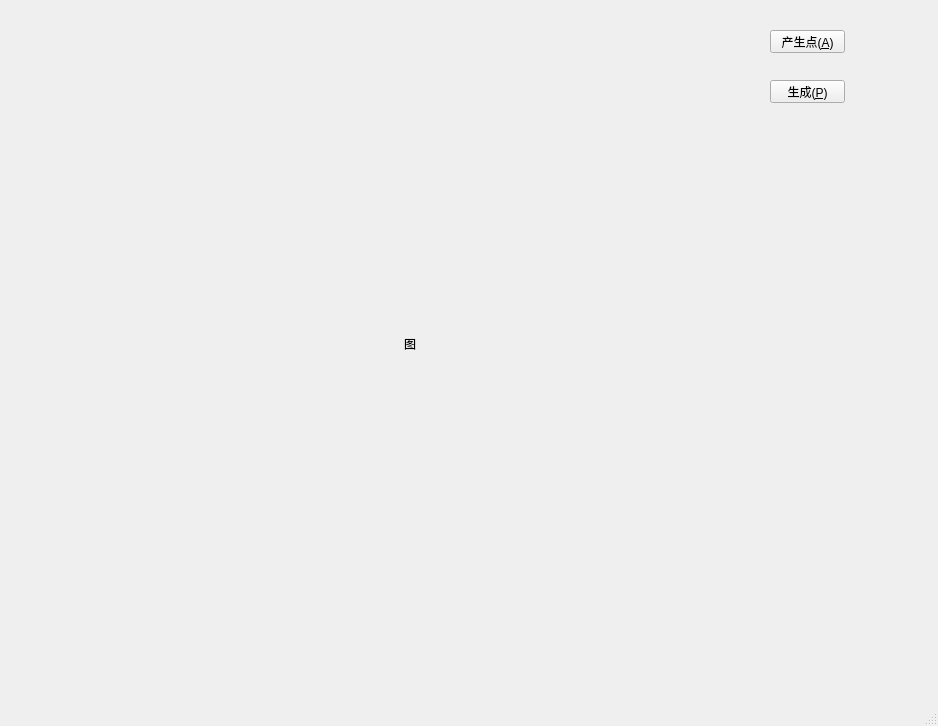
This is mainwindow.ui in gaowm001/delaunay as Qt 5 draws it before an edit. The edited form follows.
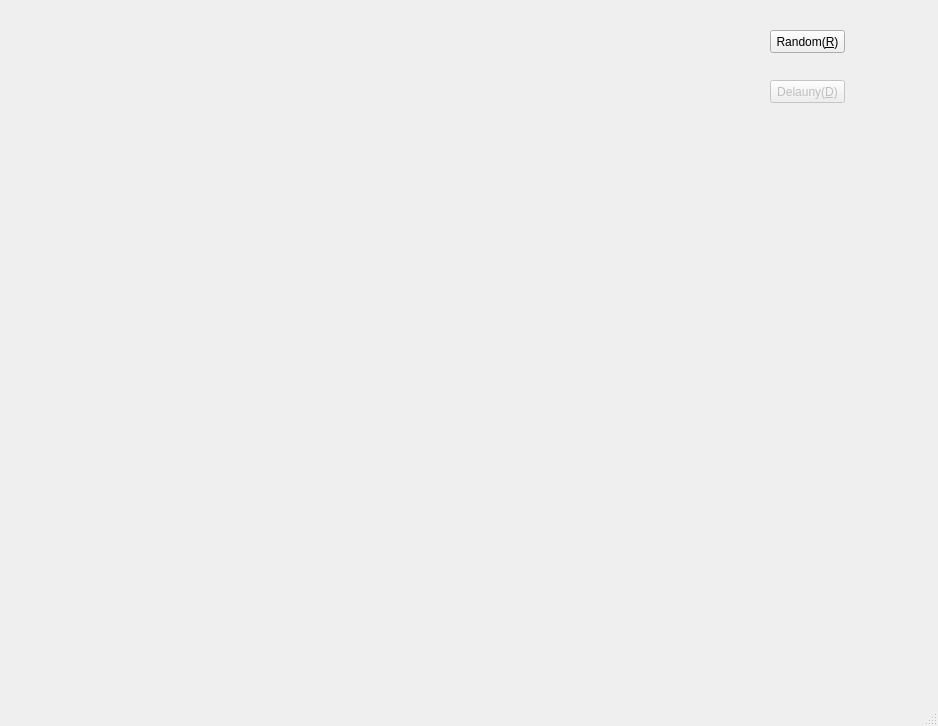
This is the edited form.

Diff of the .ui file:
```diff
--- a/mainwindow.ui
+++ b/mainwindow.ui
@@ -24,7 +24,7 @@
      </rect>
     </property>
     <property name="text">
-     <string>图</string>
+     <string/>
     </property>
     <property name="textFormat">
      <enum>Qt::PlainText</enum>
@@ -43,13 +43,16 @@
      </rect>
     </property>
     <property name="text">
-     <string>产生点(&amp;A)</string>
+     <string>Random(&amp;R)</string>
     </property>
     <property name="shortcut">
      <string>Ctrl+A</string>
     </property>
    </widget>
    <widget class="QPushButton" name="ButtonCal">
+    <property name="enabled">
+     <bool>false</bool>
+    </property>
     <property name="geometry">
      <rect>
       <x>770</x>
@@ -59,7 +62,7 @@
      </rect>
     </property>
     <property name="text">
-     <string>生成(&amp;P)</string>
+     <string>Delauny(&amp;D)</string>
     </property>
     <property name="shortcut">
      <string>Ctrl+P</string>
```
Left out of the diff: 4 changed lines with no effect on the pictures.
